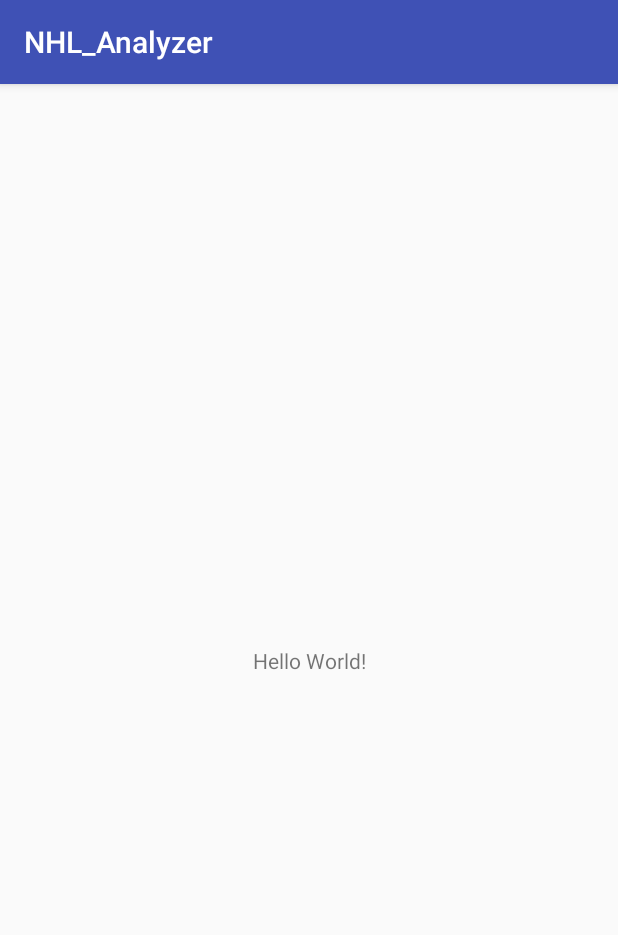
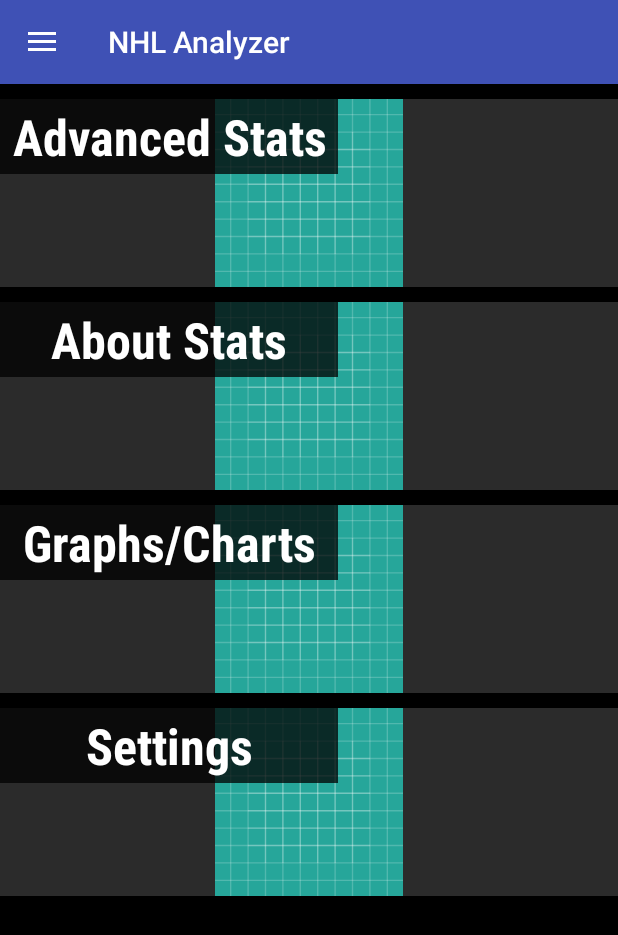
Before and after one commit to jcruz9678/NHL_Analyzer, an Android app: the screen it shows after launch (MainActivity), on a phone screen of 412 x 824 dp. Shown: the top 935 px of the screen. Run offline under Robolectric (Android 15) with nearby library versions, the phone set to English and light mode, and no system bars.

Commit message:
Added all pages and worked on the main page
Just setting up the project

```diff
--- /dev/null
+++ b/app/src/main/java/edu/wit/mobileapp/nhl_analyzer/HomeFragment.java
@@ -0,0 +1,25 @@
+package edu.wit.mobileapp.nhl_analyzer;
+
+import android.app.Fragment;
+import android.os.Bundle;
+import android.view.LayoutInflater;
+import android.view.View;
+import android.view.ViewGroup;
+
+public class HomeFragment extends Fragment
+{
+
+    public HomeFragment()
+    {
+        // Required empty public constructor
+    }
+
+    @Override
+    public View onCreateView(LayoutInflater inflater, ViewGroup container, Bundle savedInstanceState)
+    {
+        // Inflate the layout for this fragment
+        return inflater.inflate(R.layout.home_fragment, container, false);
+    }
+
+
+}
--- a/app/src/main/java/edu/wit/mobileapp/nhl_analyzer/MainActivity.java
+++ b/app/src/main/java/edu/wit/mobileapp/nhl_analyzer/MainActivity.java
@@ -1,13 +1,106 @@
 package edu.wit.mobileapp.nhl_analyzer;
 
+import android.app.Fragment;
+import android.app.FragmentManager;
+import android.content.res.Resources;
+import android.support.v4.widget.DrawerLayout;
+import android.support.v7.app.ActionBarDrawerToggle;
 import android.support.v7.app.AppCompatActivity;
 import android.os.Bundle;
+import android.view.MenuItem;
+import android.view.View;
+import android.widget.AdapterView;
+import android.widget.ArrayAdapter;
+import android.widget.ListView;
+import android.widget.RelativeLayout;
 
 public class MainActivity extends AppCompatActivity {
 
+    private DrawerLayout mDrawerLayout;
+    private ListView mDrawerListView;
+    private RelativeLayout mDrawerRelativeLayout;
+    private ActionBarDrawerToggle mDrawerToggle;
+    String[] mDrawerOptionLabels;
+
     @Override
-    protected void onCreate(Bundle savedInstanceState) {
+    protected void onCreate(Bundle savedInstanceState)
+    {
         super.onCreate(savedInstanceState);
         setContentView(R.layout.activity_main);
+
+        mDrawerLayout = (DrawerLayout) findViewById(R.id.drawer_layout);
+
+        mDrawerListView = (ListView) findViewById(R.id.left_drawer);
+        mDrawerRelativeLayout = (RelativeLayout) findViewById(R.id.left_drawer_layout);
+
+        getSupportActionBar().setDisplayHomeAsUpEnabled(true);
+        getSupportActionBar().setHomeButtonEnabled(true);
+
+        mDrawerToggle = new ActionBarDrawerToggle(this, mDrawerLayout, R.string.drawer_open, R.string.drawer_close);
+
+        mDrawerLayout.addDrawerListener(mDrawerToggle);
+        mDrawerToggle.syncState();
+
+        Resources resources = getResources();
+        mDrawerOptionLabels = resources.getStringArray(R.array.sliding_drawer_array);
+        ArrayAdapter<String> drawerAdapter = new ArrayAdapter<String>(this,R.layout.drawer_list_item, mDrawerOptionLabels);
+
+        mDrawerListView.setAdapter(drawerAdapter);
+
+        mDrawerListView.setOnItemClickListener(new AdapterView.OnItemClickListener()
+        {
+            @Override
+            public void
+            onItemClick(AdapterView<?> parent, View view, int position, long id)
+            {
+                FragmentManager fm = getFragmentManager();
+                Fragment fragment = new HomeFragment();
+
+                switch (position)
+                {
+                    case 0:
+                        fragment = new HomeFragment();
+                        break;
+                    case 1:
+                        fragment = new AdvancedStatsFragment();
+                        break;
+                    case 2:
+                        fragment = new AboutStatsFragment();
+                        break;
+                    case 3:
+                        fragment = new GraphsChartsFragment();
+                        break;
+                    case 4:
+                        fragment = new SettingsFragment();
+                        break;
+                }
+                fm.beginTransaction().replace(R.id.content_frame, fragment).commit();
+                setTitle(mDrawerOptionLabels[position]);
+                mDrawerListView.setItemChecked(position, true);
+                mDrawerLayout.closeDrawer(mDrawerRelativeLayout);
+            }
+        });
+        if (savedInstanceState == null)
+        {
+            FragmentManager fm = getFragmentManager();
+            Fragment fragment = new HomeFragment();
+            fm.beginTransaction().replace(R.id.content_frame, fragment).commit();
+            setTitle(mDrawerOptionLabels[0]);
+        }
+    }
+    @Override
+    protected void onPostCreate(Bundle savedInstanceState)
+    {
+        super.onPostCreate(savedInstanceState);
+        mDrawerToggle.syncState();
+    }
+    @Override
+    public boolean onOptionsItemSelected(MenuItem item)
+    {
+        if (mDrawerToggle.onOptionsItemSelected(item))
+        {
+            return true;
+        }
+        return super.onOptionsItemSelected(item);
     }
 }
--- a/app/src/main/res/layout/activity_main.xml
+++ b/app/src/main/res/layout/activity_main.xml
@@ -1,18 +1,31 @@
 <?xml version="1.0" encoding="utf-8"?>
-<android.support.constraint.ConstraintLayout xmlns:android="http://schemas.android.com/apk/res/android"
+<android.support.v4.widget.DrawerLayout
+    xmlns:android="http://schemas.android.com/apk/res/android"
     xmlns:app="http://schemas.android.com/apk/res-auto"
-    xmlns:tools="http://schemas.android.com/tools"
+    android:id="@+id/drawer_layout"
     android:layout_width="match_parent"
-    android:layout_height="match_parent"
-    tools:context=".MainActivity">
+    android:layout_height="match_parent">
 
-    <TextView
-        android:layout_width="wrap_content"
-        android:layout_height="wrap_content"
-        android:text="Hello World!"
-        app:layout_constraintBottom_toBottomOf="parent"
-        app:layout_constraintLeft_toLeftOf="parent"
-        app:layout_constraintRight_toRightOf="parent"
-        app:layout_constraintTop_toTopOf="parent" />
+    <FrameLayout
+        android:id="@+id/content_frame"
+        android:layout_width="match_parent"
+        android:layout_height="match_parent"/>
 
-</android.support.constraint.ConstraintLayout>
+    <RelativeLayout
+        android:id="@+id/left_drawer_layout"
+        android:layout_width="240dp"
+        android:layout_height="match_parent"
+        android:layout_gravity="start">
+
+        <ListView
+            android:id="@+id/left_drawer"
+            android:layout_width="240dp"
+            android:layout_height="match_parent"
+            android:choiceMode="singleChoice"
+            android:divider="@android:color/transparent"
+            android:dividerHeight="0dp"
+            android:background="@color/colorDrawerBG"/>
+
+    </RelativeLayout>
+
+</android.support.v4.widget.DrawerLayout>
--- /dev/null
+++ b/app/src/main/res/layout/home_fragment.xml
@@ -0,0 +1,126 @@
+<?xml version="1.0" encoding="utf-8"?>
+<android.support.constraint.ConstraintLayout
+    xmlns:android="http://schemas.android.com/apk/res/android"
+    xmlns:app="http://schemas.android.com/apk/res-auto"
+    xmlns:tools="http://schemas.android.com/tools"
+    android:layout_width="match_parent"
+    android:layout_height="match_parent"
+    tools:context="edu.wit.mobileapp.nhl_analyzer.HomeFragment"
+    android:background="@color/black">
+
+    <ScrollView
+        android:layout_width="match_parent"
+        android:layout_height="match_parent"
+        app:layout_constraintBottom_toBottomOf="parent"
+        app:layout_constraintEnd_toEndOf="parent"
+        app:layout_constraintStart_toStartOf="parent">
+
+        <android.support.constraint.ConstraintLayout
+            android:layout_width="match_parent"
+            android:layout_height="wrap_content">
+
+            <ImageView
+                android:id="@+id/AdvancedStatsButton"
+                android:layout_width="match_parent"
+                android:layout_height="125dp"
+                android:layout_marginTop="10dp"
+                app:layout_constraintStart_toStartOf="parent"
+                app:layout_constraintTop_toTopOf="parent"
+                android:background="@color/darkGrey"
+                app:srcCompat="@drawable/ic_launcher_background" />
+
+            <TextView
+                android:id="@+id/AdvancedStatsText"
+                android:text="Advanced Stats"
+                android:layout_width="225dp"
+                android:layout_height="50dp"
+                android:background="@color/TransBack"
+                android:fontFamily="sans-serif-condensed"
+                android:gravity="center"
+                android:textColor="@android:color/background_light"
+                android:textSize="33sp"
+                android:textStyle="bold"
+                app:layout_constraintStart_toStartOf="@+id/AdvancedStatsButton"
+                app:layout_constraintTop_toTopOf="@+id/AdvancedStatsButton"/>
+
+            <ImageView
+                android:id="@+id/AboutStatsButton"
+                android:layout_width="match_parent"
+                android:layout_height="125dp"
+                android:layout_marginTop="10dp"
+                app:layout_constraintStart_toStartOf="parent"
+                app:layout_constraintTop_toBottomOf="@id/AdvancedStatsButton"
+                android:background="@color/darkGrey"
+                app:srcCompat="@drawable/ic_launcher_background" />
+
+            <TextView
+                android:id="@+id/AboutStatsText"
+                android:text="About Stats"
+                android:layout_width="225dp"
+                android:layout_height="50dp"
+                android:background="@color/TransBack"
+                android:fontFamily="sans-serif-condensed"
+                android:gravity="center"
+                android:textColor="@android:color/background_light"
+                android:textSize="33sp"
+                android:textStyle="bold"
+                app:layout_constraintStart_toStartOf="@+id/AboutStatsButton"
+                app:layout_constraintTop_toTopOf="@+id/AboutStatsButton"/>
+
+            <ImageView
+                android:id="@+id/GraphsChartsButton"
+                android:layout_width="match_parent"
+                android:layout_height="125dp"
+                android:layout_marginTop="10dp"
+                app:layout_constraintStart_toStartOf="parent"
+                app:layout_constraintTop_toBottomOf="@id/AboutStatsButton"
+                android:background="@color/darkGrey"
+                app:srcCompat="@drawable/ic_launcher_background" />
+
+            <TextView
+                android:id="@+id/GraphsChartsText"
+                android:text="Graphs/Charts"
+                android:layout_width="225dp"
+                android:layout_height="50dp"
+                android:background="@color/TransBack"
+                android:fontFamily="sans-serif-condensed"
+                android:gravity="center"
+                android:textColor="@android:color/background_light"
+                android:textSize="33sp"
+                android:textStyle="bold"
+                app:layout_constraintStart_toStartOf="@+id/GraphsChartsButton"
+                app:layout_constraintTop_toTopOf="@+id/GraphsChartsButton"/>
+
+            <ImageView
+                android:id="@+id/SettingsButton"
+                android:layout_width="match_parent"
+                android:layout_height="125dp"
+                android:layout_marginTop="10dp"
+                app:layout_constraintStart_toStartOf="parent"
+                app:layout_constraintTop_toBottomOf="@id/GraphsChartsButton"
+                android:background="@color/darkGrey"
+                app:srcCompat="@drawable/ic_launcher_background" />
+
+            <TextView
+                android:id="@+id/SettingsText"
+                android:text="Settings"
+                android:layout_width="225dp"
+                android:layout_height="50dp"
+                android:background="@color/TransBack"
+                android:fontFamily="sans-serif-condensed"
+                android:gravity="center"
+                android:textColor="@android:color/background_light"
+                android:textSize="33sp"
+                android:textStyle="bold"
+                app:layout_constraintStart_toStartOf="@+id/SettingsButton"
+                app:layout_constraintTop_toTopOf="@+id/SettingsButton"/>
+
+        </android.support.constraint.ConstraintLayout>
+
+    </ScrollView>
+
+
+
+
+
+</android.support.constraint.ConstraintLayout>
--- a/app/src/main/res/values/colors.xml
+++ b/app/src/main/res/values/colors.xml
@@ -2,5 +2,10 @@
 <resources>
     <color name="colorPrimary">#3F51B5</color>
     <color name="colorPrimaryDark">#303F9F</color>
-    <color name="colorAccent">#FF4081</color>
+    <color name="colorAccent">#6a7eff</color>
+
+    <color name="colorDrawerBG">#FFFFFF</color>
+    <color name="TransBack">#be000000</color>
+    <color name="darkGrey">#2b2b2b</color>
+    <color name="black">#000000</color>
 </resources>
--- a/app/src/main/res/values/strings.xml
+++ b/app/src/main/res/values/strings.xml
@@ -1,3 +1,15 @@
 <resources>
     <string name="app_name">NHL_Analyzer</string>
+    <string name="title_activity_navigation_drawer">NHL Analyzer</string>
+
+    <string-array name="sliding_drawer_array">
+        <item>NHL Analyzer</item>
+        <item>Advanced Stats</item>
+        <item>About Stats</item>
+        <item>Graphs/Charts</item>
+        <item>Settings</item>
+    </string-array>
+
+    <string name="drawer_open">Open navigation drawer</string>
+    <string name="drawer_close">Close navigation drawer</string>
 </resources>
```
Also changed, not shown: app/src/main/java/edu/wit/mobileapp/nhl_analyzer/AboutStatsFragment.java (added, +25 -0 lines), app/src/main/java/edu/wit/mobileapp/nhl_analyzer/AdvancedStatsFragment.java (added, +25 -0 lines), app/src/main/java/edu/wit/mobileapp/nhl_analyzer/GraphsChartsFragment.java (added, +25 -0 lines), app/src/main/java/edu/wit/mobileapp/nhl_analyzer/SettingsFragment.java (added, +25 -0 lines), app/src/main/res/layout/about_stats_fragment.xml (added, +16 -0 lines), app/src/main/res/layout/advanced_stats_fragment.xml (added, +16 -0 lines), app/src/main/res/layout/drawer_list_item.xml (added, +12 -0 lines), app/src/main/res/layout/graphs_charts_fragment.xml (added, +16 -0 lines), app/src/main/res/layout/settings_fragment.xml (added, +16 -0 lines).
